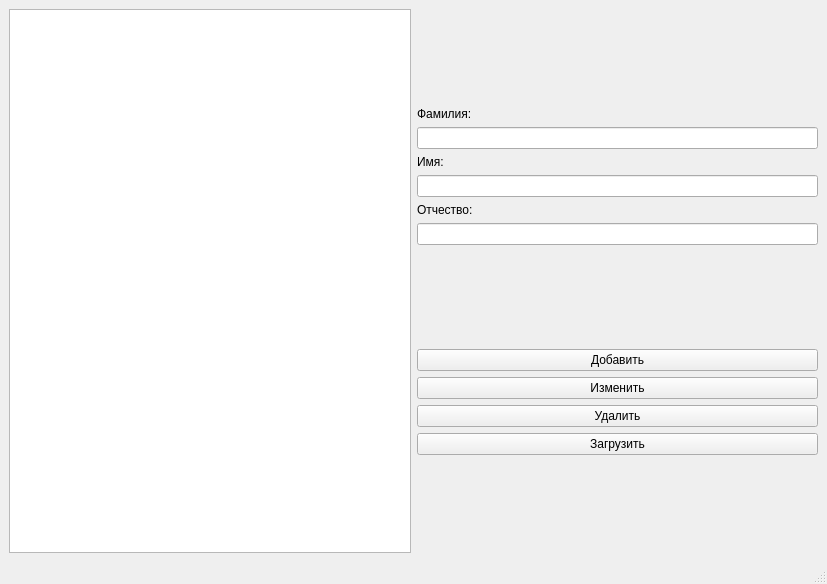
The window that patientfilewindow.ui (Shevikina/patient-file) describes before a commit, drawn with Qt 5.
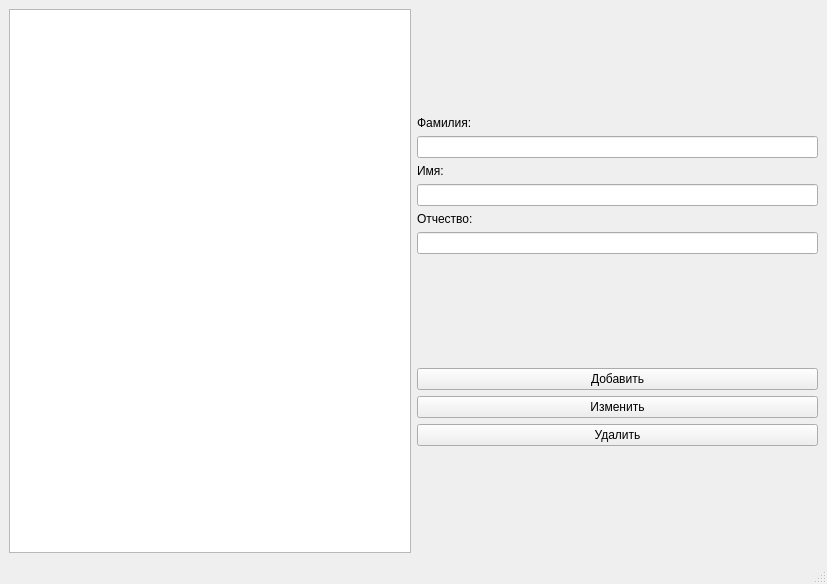
The same window after the commit.

```diff
--- a/patientfilewindow.ui
+++ b/patientfilewindow.ui
@@ -111,12 +111,8 @@
               <property name="text">
                <string>Удалить</string>
               </property>
-             </widget>
-            </item>
-            <item>
-             <widget class="QPushButton" name="upload">
-              <property name="text">
-               <string>Загрузить</string>
+              <property name="shortcut">
+               <string>Del</string>
               </property>
              </widget>
             </item>
```
Left out of the diff: 3 changed lines with no effect on the pictures.
